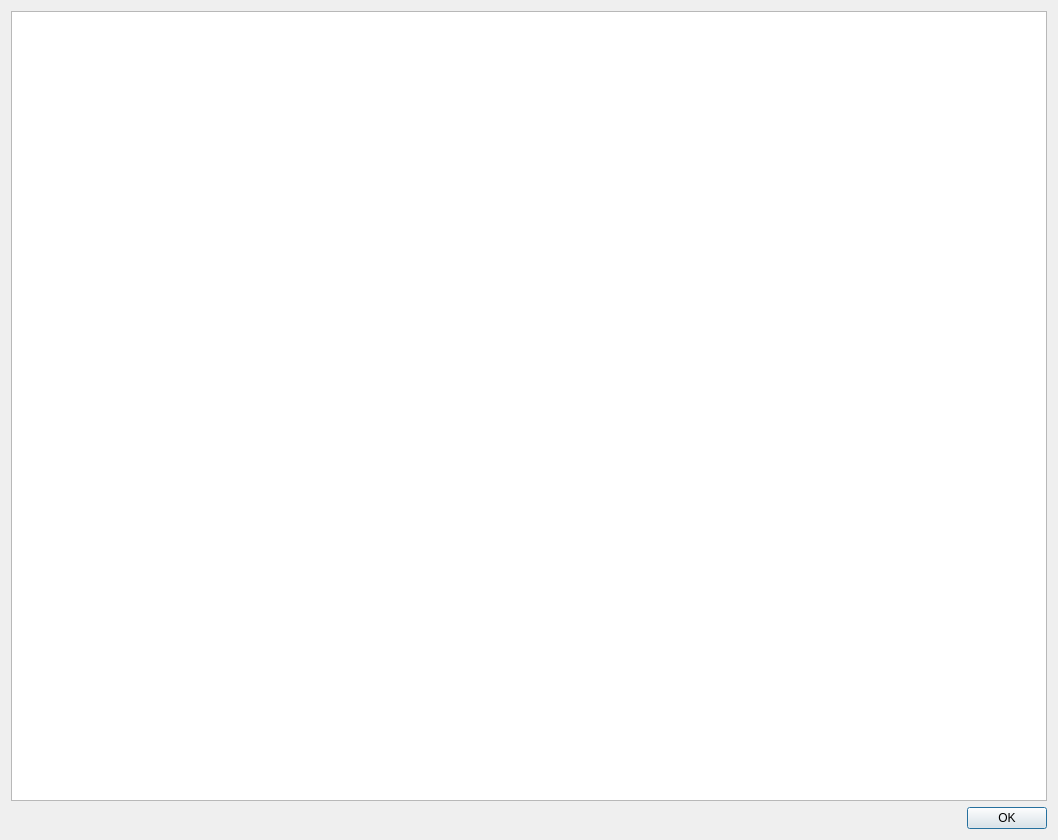
Old version of the form learn_java/view/dialog_welcome.ui in the repository amgoebel/masterthesis-learn_java.
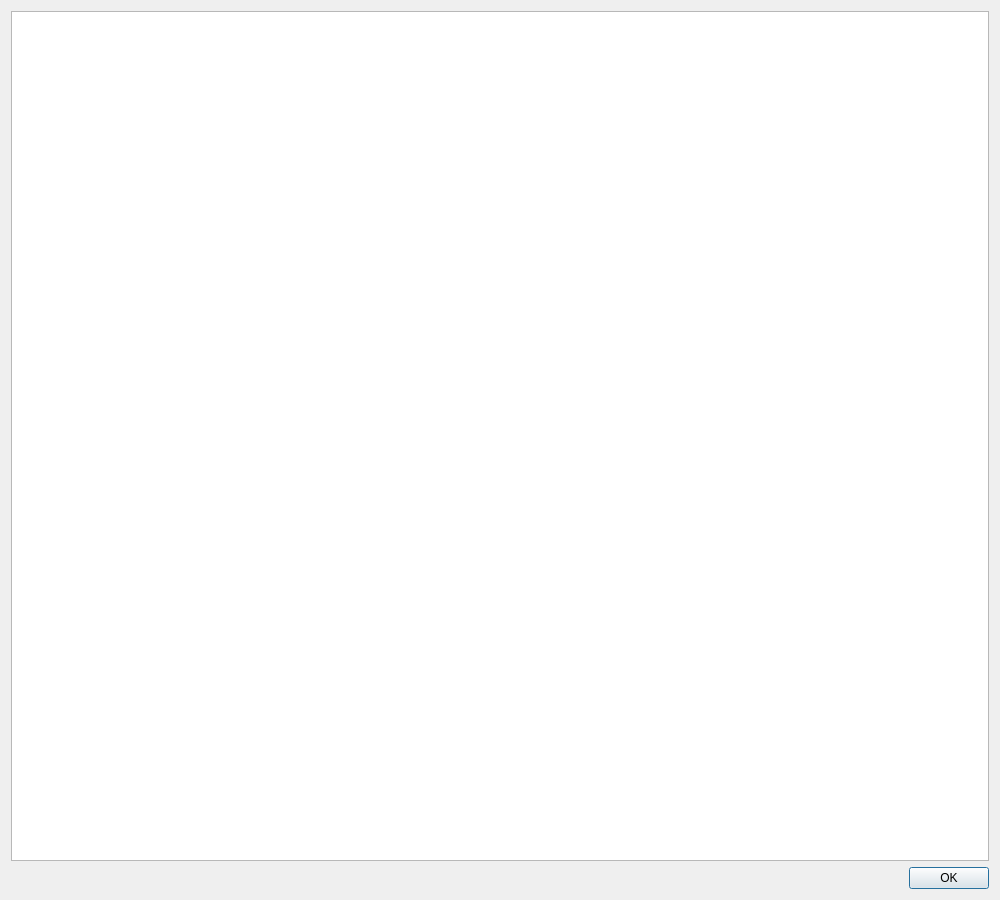
New version of the form.

```diff
--- a/learn_java/view/dialog_welcome.ui
+++ b/learn_java/view/dialog_welcome.ui
@@ -6,8 +6,8 @@
    <rect>
     <x>0</x>
     <y>0</y>
-    <width>1058</width>
-    <height>840</height>
+    <width>1000</width>
+    <height>900</height>
    </rect>
   </property>
   <property name="windowTitle">
```
